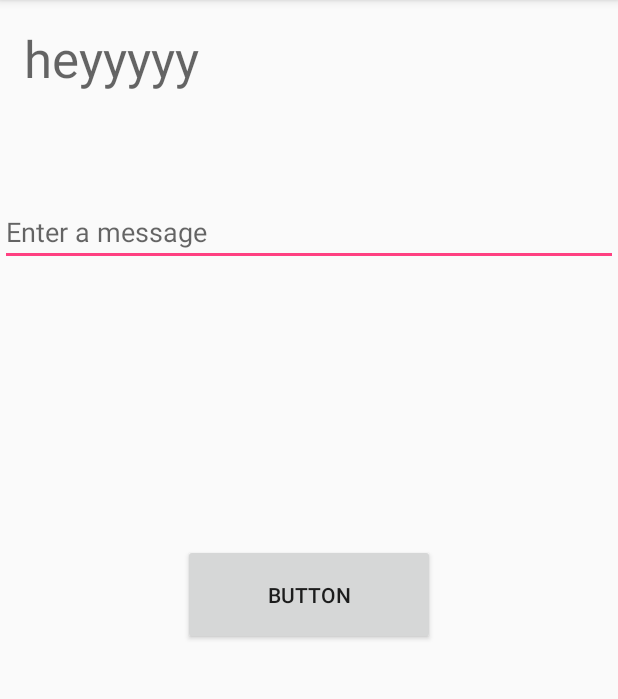
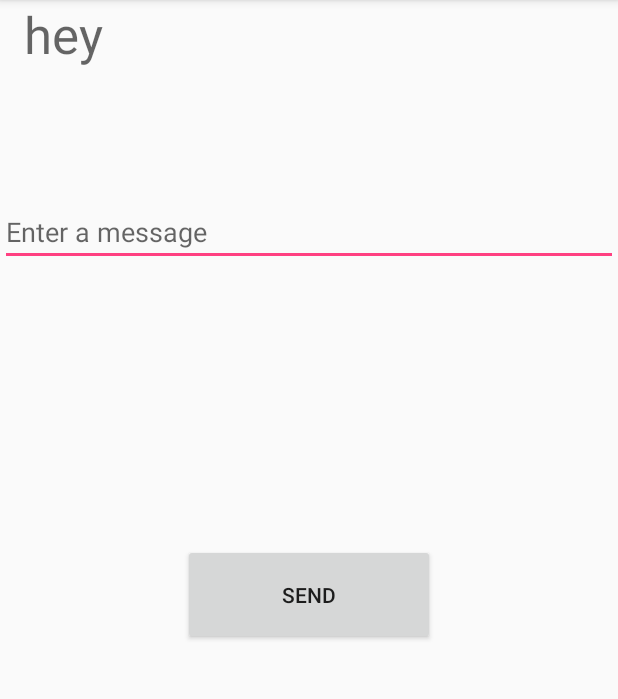
Before and after one commit to ammarc/Neon-Android-App, an Android app: the SecondPageActivity screen opened directly, with no data from a screen before it, on a phone screen of 412 x 824 dp, the part 84-783 px from its top. Run offline under Robolectric (Android 15) with nearby library versions, the phone set to English and light mode, and no system bars; libraries missing offline, so code that uses them is left out: com.facebook; 2 statements that could not run were skipped.

Commit message:
cleaning up

```diff
--- a/app/src/main/java/itproject/neon_client/LoginActivity.java
+++ b/app/src/main/java/itproject/neon_client/LoginActivity.java
@@ -174,7 +174,7 @@ public class LoginActivity extends FragmentActivity implements LoaderCallbacks<C
     @Override
     public void onDestroy() {
         super.onDestroy();
-        profileTracker.stopTracking();
+        //profileTracker.stopTracking();
     }
 
 
--- a/app/src/main/java/itproject/neon_client/SecondPageActivity.java
+++ b/app/src/main/java/itproject/neon_client/SecondPageActivity.java
@@ -48,7 +48,7 @@ public class SecondPageActivity extends AppCompatActivity {
             Log.i("profile firstname ","null");
         }
         else {
-            Log.i("profile okkk ", firstName + " " + lastName);
+            Log.i("profile ok", firstName + " " + lastName);
         }
 
         //Log.i("second page firstName: ", firstName);
@@ -56,7 +56,7 @@ public class SecondPageActivity extends AppCompatActivity {
         //Log.i("second page profile: ", profile.getFirstName());
         //user_info_display.setText(profile.getFirstName() + " " + profile.getLastName());
 
-        user_info_display.setText("heyyyyy");
+        user_info_display.setText("hey");
     }
 
     /** Called when the user taps the Send button */
--- a/app/src/main/res/layout/activity_second_page.xml
+++ b/app/src/main/res/layout/activity_second_page.xml
@@ -24,7 +24,7 @@
         android:layout_width="168dp"
         android:layout_height="67dp"
         android:hint="@string/button_send"
-        android:text="Button"
+        android:text="Send"
         android:onClick="sendMessage"
         app:layout_constraintLeft_toLeftOf="parent"
         app:layout_constraintTop_toTopOf="parent"
@@ -37,11 +37,10 @@
         android:layout_width="wrap_content"
         android:layout_height="wrap_content"
         android:layout_marginLeft="16dp"
-        android:layout_marginTop="16dp"
         android:text="TextView"
         android:textAppearance="@style/TextAppearance.AppCompat.Display1"
         app:layout_constraintLeft_toLeftOf="parent"
-        app:layout_constraintTop_toTopOf="parent" />
+        tools:layout_editor_absoluteY="16dp"/>
 
 
 </android.support.constraint.ConstraintLayout>
```
Also changed, not shown: app/src/main/res/layout/activity_display_message.xml (+8 -8 lines), 1 other file.
